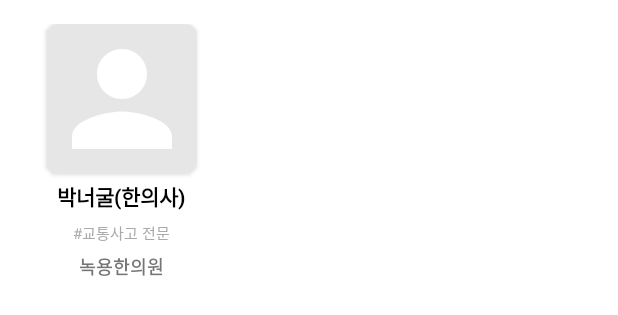
After one commit to tapark/Docfriends_Android_Recruit, an Android app: the layout item_expert.xml on its own in the app's theme, with its tools: preview values and no code run, on a phone screen of 412 x 824 dp. The commit adds this screen. Shown: the top 315 px of the screen. Run offline under Robolectric (Android 15) with nearby library versions, the phone set to English and light mode, and no system bars.

Commit message:
init_expertRecyclerView

```diff
--- /dev/null
+++ b/app/src/main/java/com/example/docfriends_android_recruit/home/ViewType.kt
@@ -0,0 +1,6 @@
+package com.example.docfriends_android_recruit.home
+
+const val DEFAULT_VIEW_TYPE = 0
+const val TOP_USER_VIEW_TYPE = 1
+const val EXPERT_VIEW_TYPE = 2
+const val COMPANY_VIEW_TYPE = 3
--- a/app/src/main/java/com/example/docfriends_android_recruit/main_api_model/ConsultModel.kt
+++ b/app/src/main/java/com/example/docfriends_android_recruit/main_api_model/ConsultModel.kt
@@ -1,9 +1,10 @@
 package com.example.docfriends_android_recruit.main_api_model
 
+import com.example.docfriends_android_recruit.home.DEFAULT_VIEW_TYPE
 import com.google.gson.annotations.SerializedName
 
 data class ConsultModel(
-    val viewType: Int = 0,
+    val viewType: Int = DEFAULT_VIEW_TYPE,
     val otherData: Any,
     @SerializedName("seq") val seq: Int = -1,
     @SerializedName("title") val title: String = "",
--- /dev/null
+++ b/app/src/main/res/drawable/ic_baseline_person_60.xml
@@ -0,0 +1,5 @@
+<vector android:height="60dp" android:tint="#FFFFFF"
+    android:viewportHeight="24" android:viewportWidth="24"
+    android:width="60dp" xmlns:android="http://schemas.android.com/apk/res/android">
+    <path android:fillColor="@android:color/white" android:pathData="M12,12c2.21,0 4,-1.79 4,-4s-1.79,-4 -4,-4 -4,1.79 -4,4 1.79,4 4,4zM12,14c-2.67,0 -8,1.34 -8,4v2h16v-2c0,-2.66 -5.33,-4 -8,-4z"/>
+</vector>
--- /dev/null
+++ b/app/src/main/res/layout/item_expert.xml
@@ -0,0 +1,82 @@
+<?xml version="1.0" encoding="utf-8"?>
+<androidx.constraintlayout.widget.ConstraintLayout xmlns:android="http://schemas.android.com/apk/res/android"
+    android:layout_width="wrap_content"
+    android:layout_height="wrap_content"
+    xmlns:app="http://schemas.android.com/apk/res-auto"
+    xmlns:tools="http://schemas.android.com/tools">
+
+    <androidx.constraintlayout.widget.ConstraintLayout
+        android:layout_width="130dp"
+        android:layout_height="wrap_content"
+        android:layout_margin="16dp"
+        app:layout_constraintStart_toStartOf="parent"
+        app:layout_constraintEnd_toEndOf="parent"
+        app:layout_constraintTop_toTopOf="parent"
+        app:layout_constraintBottom_toBottomOf="parent">
+
+        <androidx.cardview.widget.CardView
+            android:id="@+id/cardView"
+            android:layout_width="100dp"
+            android:layout_height="100dp"
+            app:cardCornerRadius="8dp"
+            app:layout_constraintStart_toStartOf="parent"
+            app:layout_constraintEnd_toEndOf="parent"
+            app:layout_constraintTop_toTopOf="parent">
+
+            <ImageView
+                android:id="@+id/expertImageView"
+                android:background="@color/light_gray"
+                android:scaleType="centerCrop"
+                android:src="@drawable/ic_baseline_person_60"
+                android:layout_width="match_parent"
+                android:layout_height="match_parent"/>
+
+        </androidx.cardview.widget.CardView>
+
+        <TextView
+            android:id="@+id/expertNameTextView"
+            android:layout_width="0dp"
+            android:layout_height="wrap_content"
+            android:textColor="@color/black"
+            android:textStyle="bold"
+            android:gravity="center"
+            android:maxLines="1"
+            android:ellipsize="end"
+            android:layout_marginTop="4dp"
+            app:layout_constraintStart_toStartOf="parent"
+            app:layout_constraintEnd_toEndOf="parent"
+            app:layout_constraintTop_toBottomOf="@id/cardView"
+            tools:text="박너굴(한의사)"/>
+
+        <TextView
+            android:id="@+id/expertTagTextView"
+            android:layout_width="0dp"
+            android:layout_height="wrap_content"
+            android:textSize="10sp"
+            android:textColor="@color/gray"
+            android:gravity="center"
+            android:lines="2"
+            android:maxLines="2"
+            android:ellipsize="end"
+            app:layout_constraintStart_toStartOf="parent"
+            app:layout_constraintEnd_toEndOf="parent"
+            app:layout_constraintTop_toBottomOf="@id/expertNameTextView"
+            tools:text="#교통사고 전문"/>
+
+        <TextView
+            android:id="@+id/expertCompanyTextView"
+            android:layout_width="0dp"
+            android:layout_height="wrap_content"
+            android:textSize="12sp"
+            android:textStyle="bold"
+            android:gravity="center"
+            android:maxLines="1"
+            android:ellipsize="end"
+            app:layout_constraintStart_toStartOf="parent"
+            app:layout_constraintEnd_toEndOf="parent"
+            app:layout_constraintTop_toBottomOf="@id/expertTagTextView"
+            tools:text="녹용한의원"/>
+
+    </androidx.constraintlayout.widget.ConstraintLayout>
+
+</androidx.constraintlayout.widget.ConstraintLayout>
--- a/app/src/main/res/layout/item_home_first.xml
+++ b/app/src/main/res/layout/item_home_first.xml
@@ -23,6 +23,7 @@
                 android:id="@+id/profileImageView"
                 android:layout_width="80dp"
                 android:layout_height="80dp"
+                android:scaleType="centerCrop"
                 android:background="@color/light_gray"
                 app:layout_constraintStart_toStartOf="parent"
                 app:layout_constraintTop_toTopOf="parent"
--- a/app/src/main/res/values/colors.xml
+++ b/app/src/main/res/values/colors.xml
@@ -10,5 +10,6 @@
     <color name="base_color">#13BB00</color>
     <color name="gray">#AAAAAA</color>
     <color name="light_gray">#E6E6E6</color>
+    <color name="dark_gray">#5E5E5E</color>
 
 </resources>
```
Also changed, not shown: app/src/main/java/com/example/docfriends_android_recruit/home/ExpertAdapter.kt (added, +57 -0 lines), app/src/main/java/com/example/docfriends_android_recruit/home/HomeFragment.kt (+10 -8 lines), app/src/main/java/com/example/docfriends_android_recruit/home/homeAdapter.kt (+34 -14 lines), app/src/main/res/layout/item_company_list.xml (added, +40 -0 lines), app/src/main/res/layout/item_expert_list.xml (added, +40 -0 lines).
